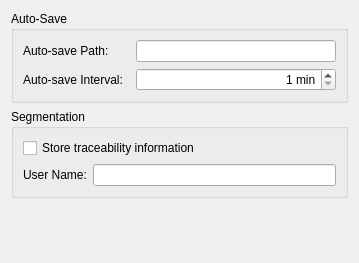
Old version of the form App/Settings/GeneralSettingsPanel.ui in the repository FelixdelasPozas/EspINA.
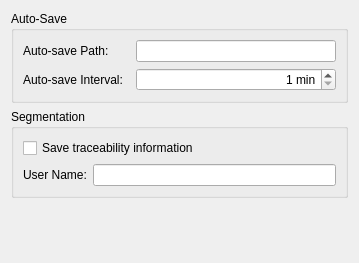
New version of the form.

Patch:
```diff
--- a/App/Settings/GeneralSettingsPanel.ui
+++ b/App/Settings/GeneralSettingsPanel.ui
@@ -84,7 +84,7 @@
          <string>Store all information needed to repeat the analysis inside the .seg files</string>
         </property>
         <property name="text">
-         <string>Store traceability information</string>
+         <string>Save traceability information</string>
         </property>
        </widget>
       </item>
```
